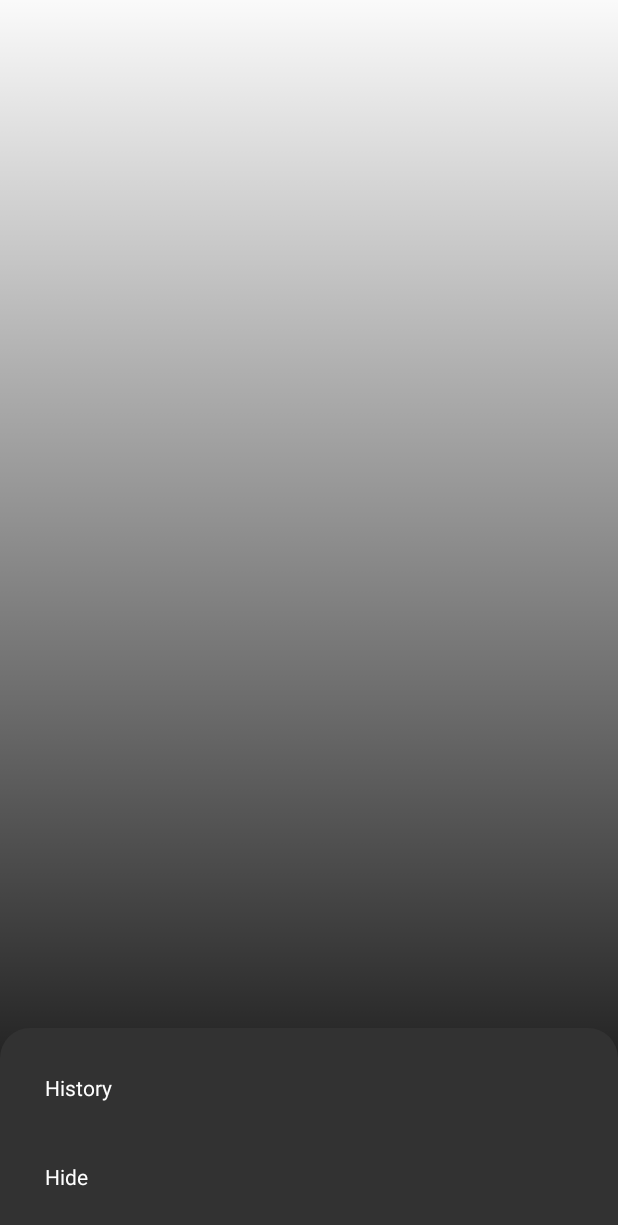
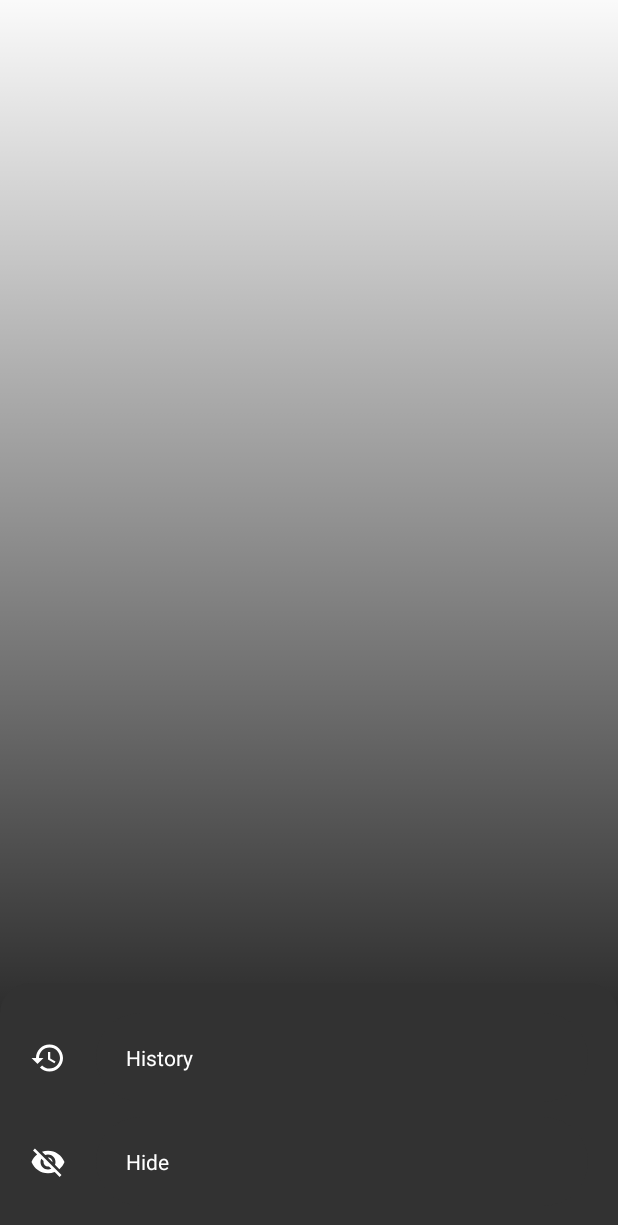
Before and after one commit to sergioloc/wordle-games, an Android app: the layout dialog_bottom.xml on its own in the app's theme, with its tools: preview values and no code run, on a phone screen of 412 x 824 dp. Shown: the top 1225 px of the screen. Run offline under Robolectric (Android 15) with nearby library versions, the phone set to English and light mode, and no system bars.

Commit message:
Show and hide bottom dialog

```diff
--- /dev/null
+++ b/app/src/main/res/drawable/ic_hide.xml
@@ -0,0 +1,5 @@
+<vector android:height="24dp" android:tint="#000000"
+    android:viewportHeight="24" android:viewportWidth="24"
+    android:width="24dp" xmlns:android="http://schemas.android.com/apk/res/android">
+    <path android:fillColor="@android:color/white" android:pathData="M12,7c2.76,0 5,2.24 5,5 0,0.65 -0.13,1.26 -0.36,1.83l2.92,2.92c1.51,-1.26 2.7,-2.89 3.43,-4.75 -1.73,-4.39 -6,-7.5 -11,-7.5 -1.4,0 -2.74,0.25 -3.98,0.7l2.16,2.16C10.74,7.13 11.35,7 12,7zM2,4.27l2.28,2.28 0.46,0.46C3.08,8.3 1.78,10.02 1,12c1.73,4.39 6,7.5 11,7.5 1.55,0 3.03,-0.3 4.38,-0.84l0.42,0.42L19.73,22 21,20.73 3.27,3 2,4.27zM7.53,9.8l1.55,1.55c-0.05,0.21 -0.08,0.43 -0.08,0.65 0,1.66 1.34,3 3,3 0.22,0 0.44,-0.03 0.65,-0.08l1.55,1.55c-0.67,0.33 -1.41,0.53 -2.2,0.53 -2.76,0 -5,-2.24 -5,-5 0,-0.79 0.2,-1.53 0.53,-2.2zM11.84,9.02l3.15,3.15 0.02,-0.16c0,-1.66 -1.34,-3 -3,-3l-0.17,0.01z"/>
+</vector>
--- /dev/null
+++ b/app/src/main/res/drawable/ic_history.xml
@@ -0,0 +1,5 @@
+<vector android:height="24dp" android:tint="#000000"
+    android:viewportHeight="24" android:viewportWidth="24"
+    android:width="24dp" xmlns:android="http://schemas.android.com/apk/res/android">
+    <path android:fillColor="@android:color/white" android:pathData="M13,3c-4.97,0 -9,4.03 -9,9L1,12l3.89,3.89 0.07,0.14L9,12L6,12c0,-3.87 3.13,-7 7,-7s7,3.13 7,7 -3.13,7 -7,7c-1.93,0 -3.68,-0.79 -4.94,-2.06l-1.42,1.42C8.27,19.99 10.51,21 13,21c4.97,0 9,-4.03 9,-9s-4.03,-9 -9,-9zM12,8v5l4.28,2.54 0.72,-1.21 -3.5,-2.08L13.5,8L12,8z"/>
+</vector>
--- a/app/src/main/res/layout/dialog_bottom.xml
+++ b/app/src/main/res/layout/dialog_bottom.xml
@@ -17,28 +17,61 @@
         android:layout_width="match_parent"
         android:layout_height="wrap_content"
         app:layout_constraintBottom_toBottomOf="parent"
-        android:background="@drawable/card_top_gray">
+        android:background="@drawable/card_top_gray"
+        android:clickable="true"
+        android:focusable="true">
+
+        <ImageView
+            android:id="@+id/ivHistory"
+            android:layout_width="wrap_content"
+            android:layout_height="wrap_content"
+            app:layout_constraintTop_toTopOf="@id/tvHistory"
+            app:layout_constraintBottom_toBottomOf="@id/tvHistory"
+            app:layout_constraintStart_toStartOf="parent"
+            android:layout_marginStart="20dp"
+            android:src="@drawable/ic_history"
+            app:tint="@color/white"
+            android:contentDescription="@null"/>
 
         <TextView
             android:id="@+id/tvHistory"
-            android:layout_width="match_parent"
+            android:layout_width="0dp"
             android:layout_height="wrap_content"
             app:layout_constraintTop_toTopOf="parent"
             app:layout_constraintBottom_toTopOf="@id/tvHide"
+            app:layout_constraintStart_toEndOf="@id/ivHistory"
+            app:layout_constraintEnd_toEndOf="parent"
+            android:layout_marginTop="20dp"
+            android:layout_marginBottom="10dp"
             android:layout_marginHorizontal="20dp"
-            android:layout_marginVertical="20dp"
-            android:padding="10dp"
+            android:padding="20dp"
+            android:background="@drawable/chip_ripple_primary"
             android:textColor="@color/white"
             android:text="@string/history"/>
 
+        <ImageView
+            android:id="@+id/ivHide"
+            android:layout_width="wrap_content"
+            android:layout_height="wrap_content"
+            app:layout_constraintTop_toTopOf="@id/tvHide"
+            app:layout_constraintBottom_toBottomOf="@id/tvHide"
+            app:layout_constraintStart_toStartOf="parent"
+            android:layout_marginStart="20dp"
+            android:src="@drawable/ic_hide"
+            app:tint="@color/white"
+            android:contentDescription="@null"/>
+
         <TextView
             android:id="@+id/tvHide"
-            android:layout_width="match_parent"
+            android:layout_width="0dp"
             android:layout_height="wrap_content"
             app:layout_constraintBottom_toBottomOf="parent"
+            app:layout_constraintStart_toEndOf="@id/ivHide"
+            app:layout_constraintEnd_toEndOf="parent"
             android:layout_marginHorizontal="20dp"
             android:layout_marginBottom="20dp"
-            android:padding="10dp"
+            android:padding="20dp"
+            android:background="@drawable/chip_ripple_primary"
             android:textColor="@color/white"
             android:text="@string/hide"/>
 
```
Also changed, not shown: app/src/main/java/com/slc/wordlegames/ui/dialog/BottomDialog.kt (+22 -2 lines), app/src/main/java/com/slc/wordlegames/ui/menu/MenuActivity.kt (+6 -3 lines), app/src/main/res/layout/activity_menu.xml (+7 -0 lines).
